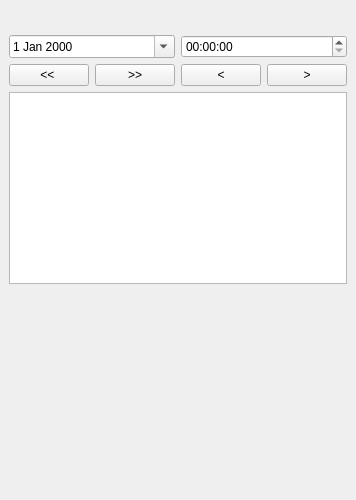
joeberkovitz/qgis-noaa-marine-data, file tidal_prediction_widget.ui: the form before one commit.
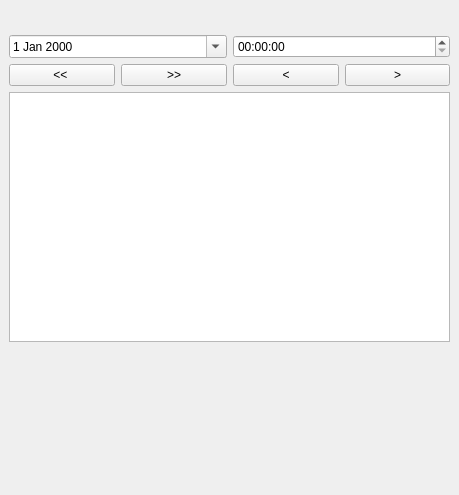
The form after the commit.

Commit message: add crosshairs, grid, interactivity to predictions plot

Diff of the .ui file:
```diff
--- a/tidal_prediction_widget.ui
+++ b/tidal_prediction_widget.ui
@@ -6,14 +6,14 @@
    <rect>
     <x>0</x>
     <y>0</y>
-    <width>333</width>
-    <height>500</height>
+    <width>459</width>
+    <height>495</height>
    </rect>
   </property>
   <property name="maximumSize">
    <size>
     <width>524287</width>
-    <height>500</height>
+    <height>600</height>
    </size>
   </property>
   <property name="layoutDirection">
@@ -144,9 +144,12 @@
       <property name="minimumSize">
        <size>
         <width>0</width>
-        <height>150</height>
+        <height>250</height>
        </size>
       </property>
+      <property name="alternatingRowColors">
+       <bool>true</bool>
+      </property>
      </widget>
     </item>
     <item>
```
The commit also changes 1 other file.
